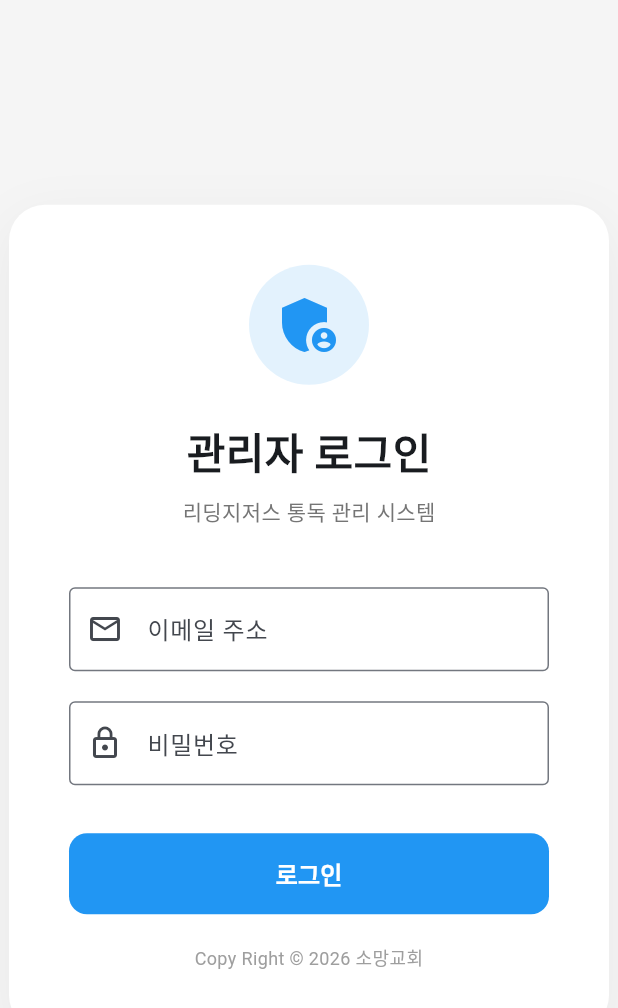
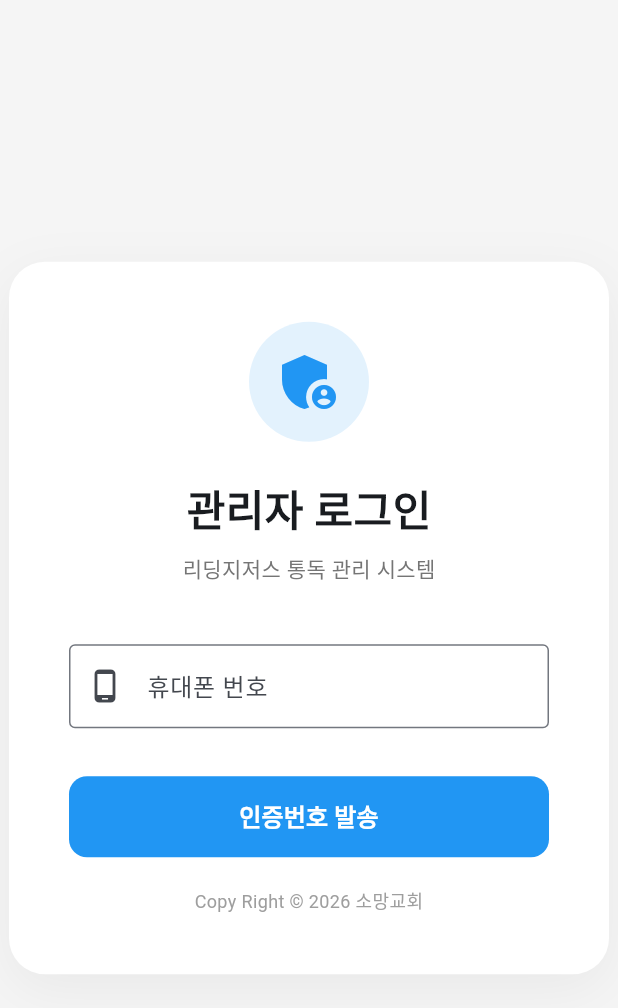
Before and after one commit to yj7-park/somang_reading_jesus_admin, a Flutter app: the screen it shows after launch, on a phone screen of 412 x 824 dp. Shown: the top 1008 px of the screen. Run offline on Flutter 3.47's test engine with Material 3 defaults, Android fonts, the phone set to English and light mode, and no system bars; our stand-ins replace cloud_firestore, firebase_auth, firebase_core, rxdart, table_calendar; accounts and stored records are empty; Roboto replaces fonts that are missing (NanumGothic).

Commit message:
feat: Add initial admin login screen with phone authentication and web deployment configuration.

```diff
--- a/lib/screens/login_screen.dart
+++ b/lib/screens/login_screen.dart
@@ -10,18 +10,18 @@ class LoginScreen extends StatefulWidget {
 
 class _LoginScreenState extends State<LoginScreen> {
   final AuthService _authService = AuthService();
-  final TextEditingController _emailController = TextEditingController();
-  final TextEditingController _passwordController = TextEditingController();
+  final TextEditingController _phoneController = TextEditingController();
+  final TextEditingController _otpController = TextEditingController();
 
   bool _isLoading = false;
+  bool _isCodeSent = false;
+  String? _verificationId;
   String? _errorMessage;
 
-  Future<void> _login() async {
-    final email = _emailController.text.trim();
-    final password = _passwordController.text.trim();
-
-    if (email.isEmpty || password.isEmpty) {
-      setState(() => _errorMessage = "이메일과 비밀번호를 모두 입력해 주세요.");
+  Future<void> _sendCode() async {
+    final phone = _phoneController.text.trim();
+    if (phone.isEmpty) {
+      setState(() => _errorMessage = "휴대폰 번호를 입력해 주세요.");
       return;
     }
 
@@ -31,8 +31,54 @@ class _LoginScreenState extends State<LoginScreen> {
     });
 
     try {
-      debugPrint("Attempting login for: $email");
-      await _authService.signInWithEmail(email, password);
+      // Basic formatting for Korean phone numbers if missing +82
+      String formattedPhone = phone;
+      if (!phone.startsWith('+')) {
+        if (phone.startsWith('0')) {
+          formattedPhone = '+82${phone.substring(1)}';
+        } else {
+          formattedPhone = '+82$phone';
+        }
+      }
+
+      await _authService.verifyPhoneNumber(
+        phoneNumber: formattedPhone,
+        onCodeSent: (verificationId) {
+          setState(() {
+            _isLoading = false;
+            _isCodeSent = true;
+            _verificationId = verificationId;
+          });
+        },
+        onVerificationFailed: (e) {
+          setState(() {
+            _isLoading = false;
+            _errorMessage = "인증번호 발송 실패: ${e.message}";
+          });
+        },
+      );
+    } catch (e) {
+      setState(() {
+        _isLoading = false;
+        _errorMessage = "오류가 발생했습니다: $e";
+      });
+    }
+  }
+
+  Future<void> _verifyAndLogin() async {
+    final otp = _otpController.text.trim();
+    if (otp.isEmpty || _verificationId == null) {
+      setState(() => _errorMessage = "인증번호를 입력해 주세요.");
+      return;
+    }
+
+    setState(() {
+      _isLoading = true;
+      _errorMessage = null;
+    });
+
+    try {
+      await _authService.signInWithCredential(_verificationId!, otp);
 
       // Verify admin role
       final isAdmin = await _authService.isAdmin();
@@ -42,18 +88,17 @@ class _LoginScreenState extends State<LoginScreen> {
         if (mounted) {
           setState(() {
             _isLoading = false;
+            _isCodeSent = false;
             _errorMessage =
                 "관리 권한이 없는 계정입니다.\nUID: $uid\n(Firestore에 위 UID로 문서를 생성하고 role: 'admin'을 추가해 주세요.)";
           });
         }
       }
-      // If admin, main.dart's StreamBuilder will handle the navigation to HomeScreen
     } catch (e) {
-      debugPrint("Login error: $e");
       if (mounted) {
         setState(() {
           _isLoading = false;
-          _errorMessage = "로그인 실패: 이메일 또는 비밀번호를 확인해 주세요.";
+          _errorMessage = "로그인 실패: 인증번호를 확인해 주세요.";
         });
       }
     }
@@ -120,33 +165,38 @@ class _LoginScreenState extends State<LoginScreen> {
                     textAlign: TextAlign.center,
                   ),
                 ),
-              TextField(
-                controller: _emailController,
-                decoration: const InputDecoration(
-                  labelText: "이메일 주소",
-                  prefixIcon: Icon(Icons.email_outlined),
-                  border: OutlineInputBorder(),
-                  hintText: "admin@example.com",
+              if (!_isCodeSent)
+                TextField(
+                  controller: _phoneController,
+                  decoration: const InputDecoration(
+                    labelText: "휴대폰 번호",
+                    prefixIcon: Icon(Icons.phone_android_outlined),
+                    border: OutlineInputBorder(),
+                    hintText: "01012345678",
+                  ),
+                  keyboardType: TextInputType.phone,
+                  onSubmitted: (_) => _sendCode(),
+                )
+              else
+                TextField(
+                  controller: _otpController,
+                  decoration: const InputDecoration(
+                    labelText: "인증번호 (6자리)",
+                    prefixIcon: Icon(Icons.lock_clock_outlined),
+                    border: OutlineInputBorder(),
+                    hintText: "123456",
+                  ),
+                  keyboardType: TextInputType.number,
+                  onSubmitted: (_) => _verifyAndLogin(),
                 ),
-                keyboardType: TextInputType.emailAddress,
-              ),
-              const SizedBox(height: 20),
-              TextField(
-                controller: _passwordController,
-                decoration: const InputDecoration(
-                  labelText: "비밀번호",
-                  prefixIcon: Icon(Icons.lock_outline),
-                  border: OutlineInputBorder(),
-                ),
-                obscureText: true,
-                onSubmitted: (_) => _login(),
-              ),
               const SizedBox(height: 32),
               SizedBox(
                 width: double.infinity,
                 height: 54,
                 child: ElevatedButton(
-                  onPressed: _isLoading ? null : _login,
+                  onPressed: _isLoading
+                      ? null
+                      : (_isCodeSent ? _verifyAndLogin : _sendCode),
                   style: ElevatedButton.styleFrom(
                     backgroundColor: Colors.blue,
                     foregroundColor: Colors.white,
@@ -164,15 +214,25 @@ class _LoginScreenState extends State<LoginScreen> {
                             strokeWidth: 2,
                           ),
                         )
-                      : const Text(
-                          "로그인",
-                          style: TextStyle(
+                      : Text(
+                          _isCodeSent ? "인증 및 로그인" : "인증번호 발송",
+                          style: const TextStyle(
                             fontSize: 16,
                             fontWeight: FontWeight.bold,
                           ),
                         ),
                 ),
               ),
+              if (_isCodeSent)
+                TextButton(
+                  onPressed: _isLoading
+                      ? null
+                      : () => setState(() {
+                          _isCodeSent = false;
+                          _errorMessage = null;
+                        }),
+                  child: const Text("번호 다시 입력하기"),
+                ),
               const SizedBox(height: 20),
               Text(
                 "Copy Right © 2026 소망교회",
```
Also changed, not shown: lib/services/auth_service.dart (+30 -0 lines), 2 other files.
